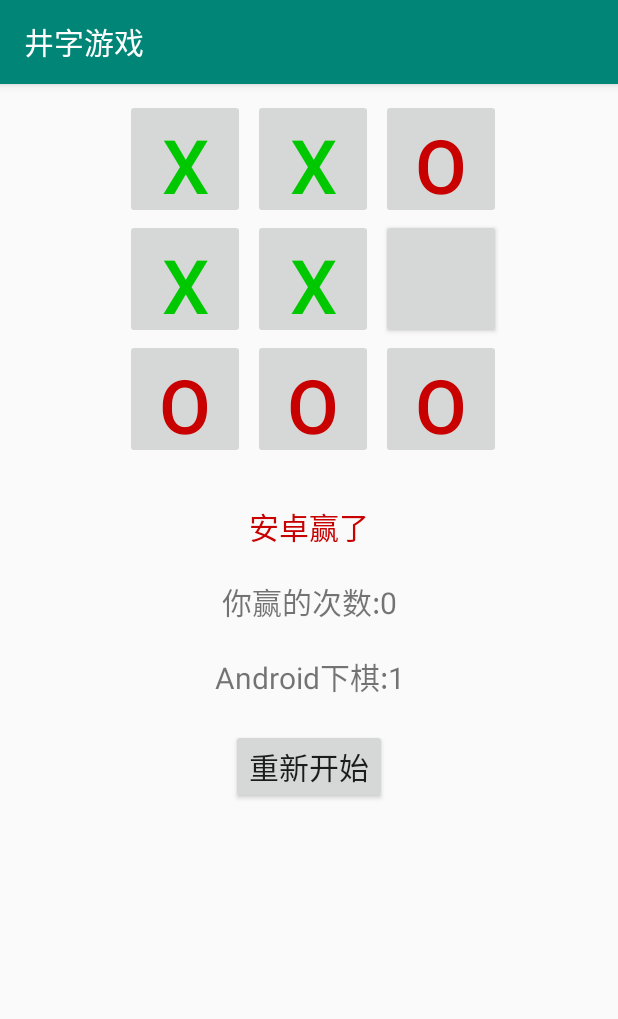
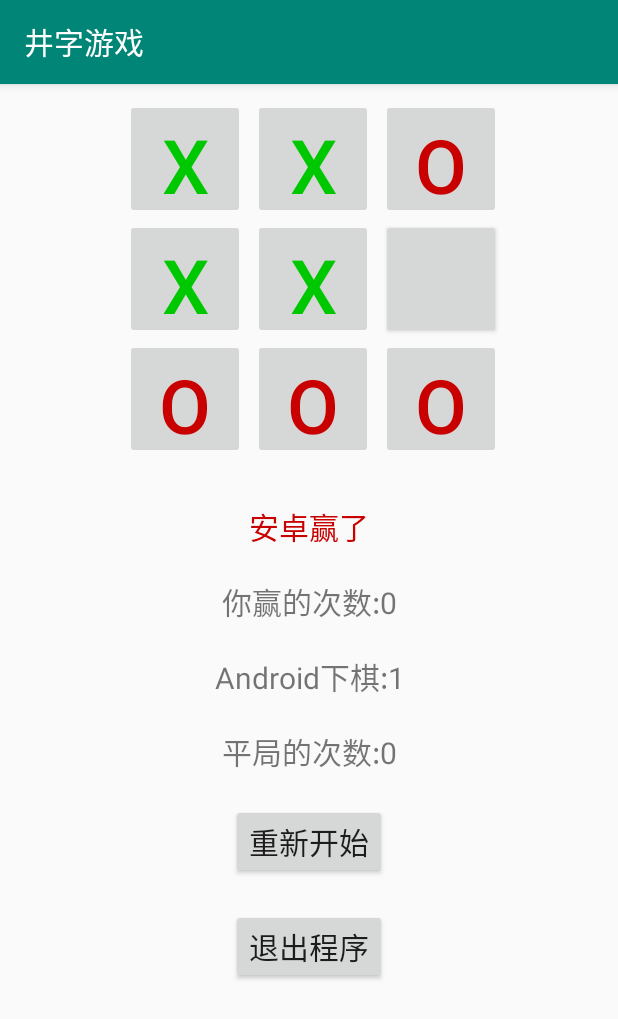
Before and after one commit to liangyaopei/TicTacToe, an Android app: the screen it shows after launch (MainActivity), after a tap on an icon or button, on a phone screen of 412 x 824 dp. Shown: the top 1019 px of the screen. Run offline under Robolectric (Android 15) with nearby library versions, the phone set to English and light mode, and no system bars; 3 other taps on this screen came first.

Commit message:
add quit  btn

```diff
--- a/app/src/main/java/com/example/tictactoe/MainActivity.java
+++ b/app/src/main/java/com/example/tictactoe/MainActivity.java
@@ -19,6 +19,8 @@ public class MainActivity extends AppCompatActivity {
     private TextView mInfoTextView;
     private TextView youWonTextView;
     private TextView androidWonTextView;
+    private TextView tieTextView;
+    private Button extBtn;
 
     // Restart Button
     private Button startButton;
@@ -27,12 +29,12 @@ public class MainActivity extends AppCompatActivity {
     Boolean human_first;
     int human_won_time = 0;
     int android_won_time = 0;
+    int tie_time = 0;
 
     @Override
     protected void onCreate(Bundle savedInstanceState) {
         super.onCreate(savedInstanceState);
         setContentView(R.layout.activity_main);
-
         mGame = new TicTacToeGame();
         mBoardButtons = new Button[mGame.BOARD_SIZE];
         mBoardButtons[0] = (Button) findViewById(R.id.button0);
@@ -45,15 +47,23 @@ public class MainActivity extends AppCompatActivity {
         mBoardButtons[7] = (Button) findViewById(R.id.button7);
         mBoardButtons[8] = (Button) findViewById(R.id.button8);
         mInfoTextView = (TextView) findViewById(R.id.information);
-
         youWonTextView=(TextView)findViewById(R.id.human_won);
         androidWonTextView=(TextView)findViewById(R.id.android_won);
+        tieTextView=(TextView)findViewById(R.id.tie_time);
 
         startButton=(Button)findViewById(R.id.button_restart);
+        extBtn=(Button)findViewById(R.id.button_exit);
         mGame = new TicTacToeGame();
-
         startButton.setText(R.string.restart_zh);
         startButton.setOnClickListener(new RestartButtonClickListener());
+        extBtn.setOnClickListener(new View.OnClickListener() {
+            @Override
+            public void onClick(View arg0) {
+                android.os.Process.killProcess(android.os.Process.myPid());
+                System.exit(1);
+
+            }
+        });
         human_first=true;
         loadPreferences();
         startNewGame();
@@ -93,17 +103,21 @@ public class MainActivity extends AppCompatActivity {
             mBoardButtons[location].setTextColor(Color.rgb(200, 0, 0));
     }
 
-    public void savePreferences(String h, String w) {
+    public void savePreferences(String h, String w,String t) {
         SharedPreferences pref = getSharedPreferences("TICTACTOE", MODE_PRIVATE);
         pref.edit().putString("human", h).apply();
         pref.edit().putString("android", w).apply();
+        pref.edit().putString("tic", t).apply();
     }
     public void loadPreferences() {
         SharedPreferences pref = getSharedPreferences("TICTACTOE", MODE_PRIVATE);
         youWonTextView.setText(youWonTextView.getText()+":"+pref.getString("human", "0"));
         androidWonTextView.setText(androidWonTextView.getText()+":"+pref.getString("android", "0"));
+        tieTextView.setText(tieTextView.getText()+":"+pref.getString("tic", "0"));
+
         human_won_time=Integer.parseInt(pref.getString("human", "0"));
         android_won_time=Integer.parseInt(pref.getString("android", "0"));
+        tie_time=Integer.parseInt(pref.getString("tic", "0"));
     }
 
     //---Handles clicks on the game board buttons
@@ -135,6 +149,10 @@ public class MainActivity extends AppCompatActivity {
                        //  mInfoTextView.setText("It's a tie!");
                         mInfoTextView.setText(R.string.tie);
                         mGameOver = true;
+                        tie_time+=1;
+                        String str = getResources().getString(R.string.tie)+":"+String.valueOf(tie_time);
+                        tieTextView.setText(str);
+                        savePreferences(String.valueOf(human_won_time),String.valueOf(android_won_time),String.valueOf(tie_time));
                     } else if (winner == 2) {
                         mInfoTextView.setTextColor(Color.rgb(0, 200, 0));
                         // mInfoTextView.setText("You won!");
@@ -143,7 +161,7 @@ public class MainActivity extends AppCompatActivity {
                         human_won_time+=1;
                         String str = getResources().getString(R.string.android_turn)+":"+String.valueOf(human_won_time);
                         youWonTextView.setText(str);
-                        savePreferences(String.valueOf(human_won_time),String.valueOf(android_won_time));
+                        savePreferences(String.valueOf(human_won_time),String.valueOf(android_won_time),String.valueOf(tie_time));
                     } else {
                         mInfoTextView.setTextColor(Color.rgb(200, 0, 0));
                        // mInfoTextView.setText("Android won!");
@@ -152,7 +170,7 @@ public class MainActivity extends AppCompatActivity {
                         android_won_time+=1;
                         String str = getResources().getString(R.string.android_turn)+":"+String.valueOf(android_won_time);
                         androidWonTextView.setText(str);
-                        savePreferences(String.valueOf(human_won_time),String.valueOf(android_won_time));
+                        savePreferences(String.valueOf(human_won_time),String.valueOf(android_won_time),String.valueOf(tie_time));
                     }
                 }
             }
--- a/app/src/main/res/layout/activity_main.xml
+++ b/app/src/main/res/layout/activity_main.xml
@@ -131,6 +131,15 @@
             android:text="@string/android_won_time"
             android:textSize="20sp" >
         </TextView>
+        <TextView
+            android:id="@+id/tie_time"
+            android:layout_width="fill_parent"
+            android:layout_height="wrap_content"
+            android:layout_marginTop="20dp"
+            android:gravity="center_horizontal"
+            android:text="@string/tie_time"
+            android:textSize="20sp" >
+        </TextView>
     <Button
         android:id="@+id/button_restart"
         android:layout_width="wrap_content"
@@ -141,5 +150,15 @@
         android:textSize="20sp"
         android:onClick="startNewGame" >
     </Button>
+        <Button
+            android:id="@+id/button_exit"
+            android:layout_width="wrap_content"
+            android:layout_height="wrap_content"
+            android:layout_gravity="center_horizontal"
+            android:layout_marginTop="20dp"
+            android:text="@string/exist_zh"
+            android:textSize="20sp"
+            android:onClick="startNewGame" >
+        </Button>
 </LinearLayout>
 </LinearLayout>
--- a/app/src/main/res/values/strings.xml
+++ b/app/src/main/res/values/strings.xml
@@ -5,11 +5,13 @@
     <string name="info_android_zh">Android先走棋</string>
     <string name="starts_new_game">开始新游戏</string>
     <string name="restart_zh">重新开始</string>
+    <string name="exist_zh">退出程序</string>
     <string name="android_turn">Android下棋</string>
     <string name="your_turn">你下棋</string>
     <string name="your_won">你赢了</string>
     <string name="android_won">安卓赢了</string>
     <string name="your_won_time">你赢的次数</string>
     <string name="android_won_time">安卓赢的次数</string>
+    <string name="tie_time">平局的次数</string>
     <string name="tie">平局！</string>
 </resources>
```
